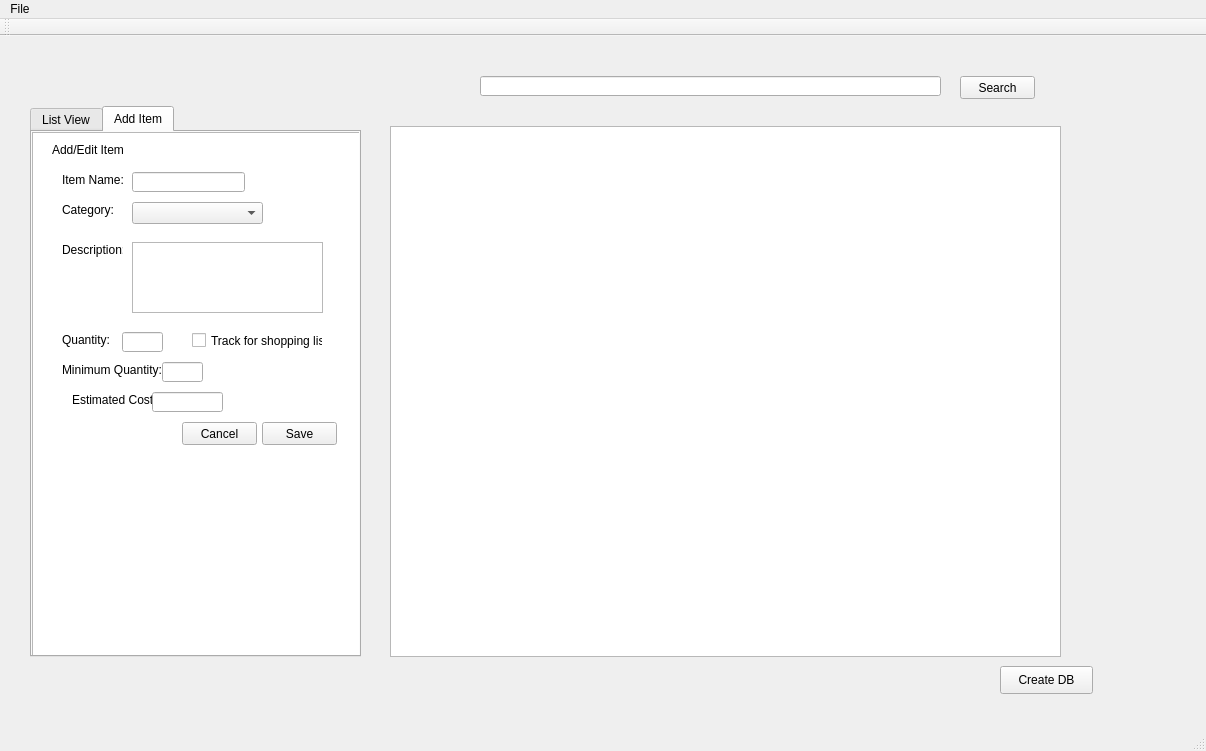
The window that StuffFinder/StuffFinder/stufffinder.ui (toddn1704/code-musketeers) describes before a commit, drawn with Qt 5.
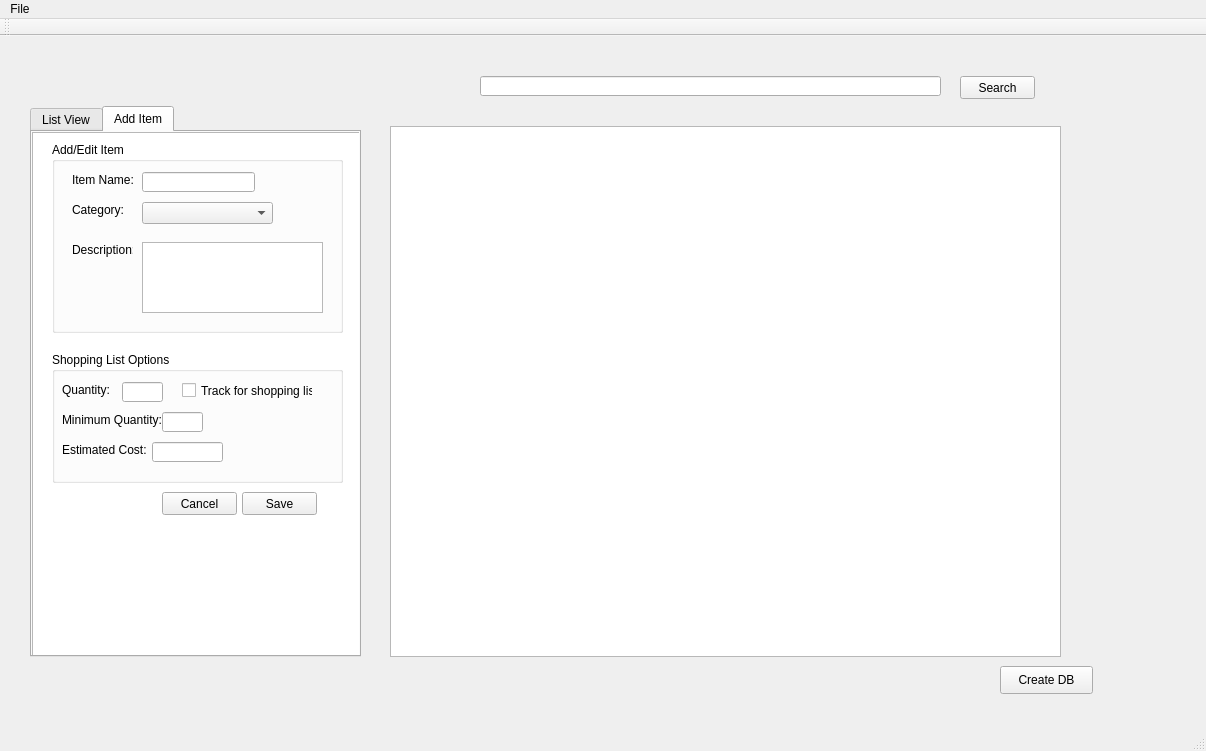
The same window after the commit.

Commit message: added group widgets

The edit to the form file:
```diff
--- a/StuffFinder/StuffFinder/stufffinder.ui
+++ b/StuffFinder/StuffFinder/stufffinder.ui
@@ -68,70 +68,49 @@
        </rect>
       </property>
      </widget>
-     <widget class="QLabel" name="label">
+     <widget class="QPushButton" name="Add_cancel">
+      <property name="geometry">
+       <rect>
+        <x>130</x>
+        <y>360</y>
+        <width>75</width>
+        <height>23</height>
+       </rect>
+      </property>
+      <property name="text">
+       <string>Cancel</string>
+      </property>
+     </widget>
+     <widget class="QPushButton" name="Add_save">
+      <property name="geometry">
+       <rect>
+        <x>210</x>
+        <y>360</y>
+        <width>75</width>
+        <height>23</height>
+       </rect>
+      </property>
+      <property name="text">
+       <string>Save</string>
+      </property>
+     </widget>
+     <widget class="QGroupBox" name="groupBox">
       <property name="geometry">
        <rect>
         <x>20</x>
-        <y>10</y>
-        <width>71</width>
-        <height>16</height>
+        <y>220</y>
+        <width>291</width>
+        <height>131</height>
        </rect>
       </property>
-      <property name="text">
-       <string>Add/Edit Item</string>
+      <property name="title">
+       <string>Shopping List Options</string>
       </property>
-     </widget>
-     <widget class="QLabel" name="label_2">
-      <property name="geometry">
-       <rect>
-        <x>30</x>
-        <y>40</y>
-        <width>61</width>
-        <height>16</height>
-       </rect>
-      </property>
-      <property name="text">
-       <string>Item Name:</string>
-      </property>
-     </widget>
-     <widget class="QLineEdit" name="Item_name">
-      <property name="geometry">
-       <rect>
-        <x>100</x>
-        <y>40</y>
-        <width>113</width>
-        <height>20</height>
-       </rect>
-      </property>
-     </widget>
-     <widget class="QLabel" name="label_3">
-      <property name="geometry">
-       <rect>
-        <x>30</x>
-        <y>110</y>
-        <width>61</width>
-        <height>16</height>
-       </rect>
-      </property>
-      <property name="text">
-       <string>Description:</string>
-      </property>
-     </widget>
-     <widget class="QTextEdit" name="Item_descript">
-      <property name="geometry">
-       <rect>
-        <x>100</x>
-        <y>110</y>
-        <width>191</width>
-        <height>71</height>
-       </rect>
-      </property>
-     </widget>
      <widget class="QLabel" name="label_4">
       <property name="geometry">
        <rect>
-        <x>30</x>
-        <y>200</y>
+         <x>10</x>
+         <y>30</y>
         <width>51</width>
         <height>16</height>
        </rect>
@@ -143,41 +122,18 @@
      <widget class="QLineEdit" name="Item_quant">
       <property name="geometry">
        <rect>
-        <x>90</x>
-        <y>200</y>
+         <x>70</x>
+         <y>30</y>
         <width>41</width>
         <height>20</height>
        </rect>
       </property>
      </widget>
-     <widget class="QComboBox" name="Category_menu">
-      <property name="geometry">
-       <rect>
-        <x>100</x>
-        <y>70</y>
-        <width>131</width>
-        <height>22</height>
-       </rect>
-      </property>
-     </widget>
-     <widget class="QLabel" name="label_5">
-      <property name="geometry">
-       <rect>
-        <x>30</x>
-        <y>70</y>
-        <width>51</width>
-        <height>16</height>
-       </rect>
-      </property>
-      <property name="text">
-       <string>Category:</string>
-      </property>
-     </widget>
      <widget class="QCheckBox" name="Track_box">
       <property name="geometry">
        <rect>
-        <x>160</x>
-        <y>200</y>
+         <x>130</x>
+         <y>30</y>
         <width>131</width>
         <height>17</height>
        </rect>
@@ -192,8 +148,8 @@
       </property>
       <property name="geometry">
        <rect>
-        <x>30</x>
-        <y>230</y>
+         <x>10</x>
+         <y>60</y>
         <width>101</width>
         <height>16</height>
        </rect>
@@ -208,8 +164,8 @@
      <widget class="QLineEdit" name="Min_quant">
       <property name="geometry">
        <rect>
-        <x>130</x>
-        <y>230</y>
+         <x>110</x>
+         <y>60</y>
         <width>41</width>
         <height>20</height>
        </rect>
@@ -218,8 +174,8 @@
      <widget class="QLabel" name="label_7">
       <property name="geometry">
        <rect>
-        <x>40</x>
-        <y>260</y>
+         <x>10</x>
+         <y>90</y>
         <width>91</width>
         <height>16</height>
        </rect>
@@ -231,38 +187,95 @@
      <widget class="QLineEdit" name="Item_cost">
       <property name="geometry">
        <rect>
-        <x>120</x>
-        <y>260</y>
+         <x>100</x>
+         <y>90</y>
         <width>71</width>
         <height>20</height>
        </rect>
       </property>
      </widget>
-     <widget class="QPushButton" name="Add_cancel">
+     </widget>
+     <widget class="QGroupBox" name="groupBox_2">
       <property name="geometry">
        <rect>
-        <x>150</x>
-        <y>290</y>
-        <width>75</width>
-        <height>23</height>
+        <x>20</x>
+        <y>10</y>
+        <width>291</width>
+        <height>191</height>
        </rect>
       </property>
+      <property name="title">
+       <string>Add/Edit Item</string>
+      </property>
+      <widget class="QLineEdit" name="Item_name">
+       <property name="geometry">
+        <rect>
+         <x>90</x>
+         <y>30</y>
+         <width>113</width>
+         <height>20</height>
+        </rect>
+       </property>
+      </widget>
+      <widget class="QLabel" name="label_2">
+       <property name="geometry">
+        <rect>
+         <x>20</x>
+         <y>30</y>
+         <width>61</width>
+         <height>16</height>
+        </rect>
+       </property>
       <property name="text">
-       <string>Cancel</string>
-      </property>
-     </widget>
-     <widget class="QPushButton" name="Add_save">
+        <string>Item Name:</string>
+       </property>
+      </widget>
+      <widget class="QLabel" name="label_5">
       <property name="geometry">
        <rect>
-        <x>230</x>
-        <y>290</y>
-        <width>75</width>
-        <height>23</height>
+         <x>20</x>
+         <y>60</y>
+         <width>51</width>
+         <height>16</height>
        </rect>
       </property>
       <property name="text">
-       <string>Save</string>
-      </property>
+        <string>Category:</string>
+       </property>
+      </widget>
+      <widget class="QLabel" name="label_3">
+       <property name="geometry">
+        <rect>
+         <x>20</x>
+         <y>100</y>
+         <width>61</width>
+         <height>16</height>
+        </rect>
+       </property>
+       <property name="text">
+        <string>Description:</string>
+       </property>
+      </widget>
+      <widget class="QTextEdit" name="Item_descript">
+       <property name="geometry">
+        <rect>
+         <x>90</x>
+         <y>100</y>
+         <width>181</width>
+         <height>71</height>
+        </rect>
+       </property>
+      </widget>
+      <widget class="QComboBox" name="Category_menu">
+       <property name="geometry">
+        <rect>
+         <x>90</x>
+         <y>60</y>
+         <width>131</width>
+         <height>22</height>
+        </rect>
+       </property>
+      </widget>
      </widget>
     </widget>
    </widget>
```
Lines whose indentation alone changed are shown as unchanged. The commit also changes 1 other file.
